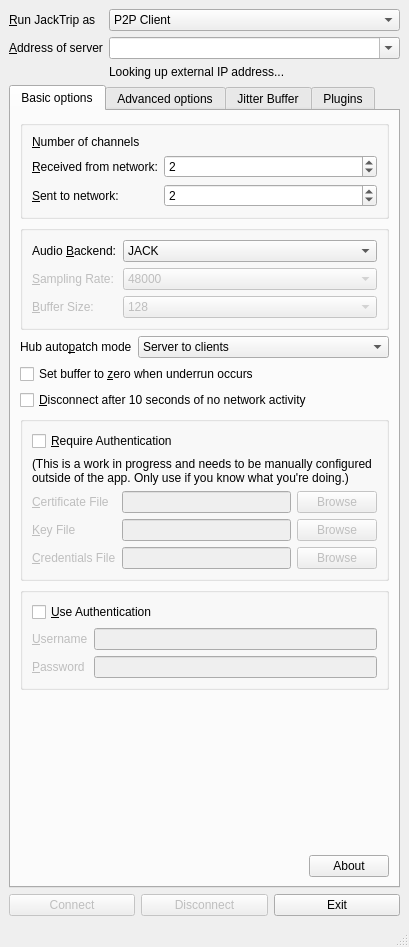
Before: the Qt Designer form src/gui/qjacktrip.ui in jacktrip/jacktrip, drawn with Qt 5.
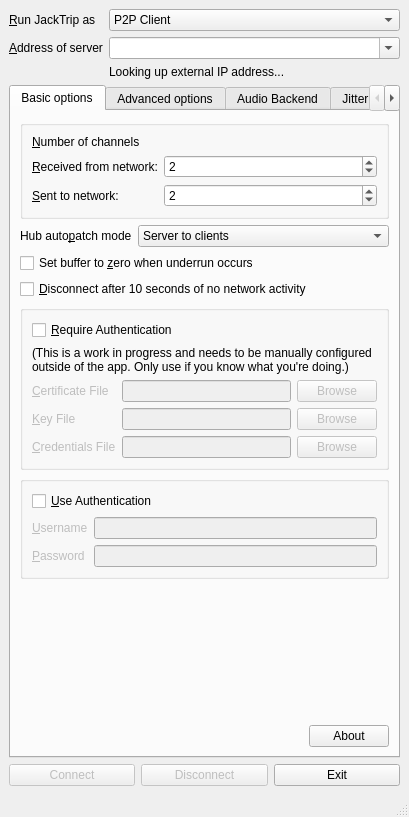
After: the same form once the commit is applied. Icons and pictures are not drawn.

Commit message: Move the audio backend settings into their own tab

```diff
--- a/src/gui/qjacktrip.ui
+++ b/src/gui/qjacktrip.ui
@@ -7,7 +7,7 @@
     <x>0</x>
     <y>0</y>
     <width>409</width>
-    <height>947</height>
+    <height>817</height>
    </rect>
   </property>
   <property name="windowTitle">
@@ -162,210 +162,6 @@
         <string>Basic options</string>
        </attribute>
        <layout class="QGridLayout" name="gridLayout_3">
-        <item row="8" column="0" colspan="3">
-         <widget class="QGroupBox" name="requireAuthGroupBox">
-          <property name="title">
-           <string/>
-          </property>
-          <layout class="QGridLayout" name="gridLayout_7">
-           <item row="3" column="2">
-            <widget class="QPushButton" name="keyBrowse">
-             <property name="enabled">
-              <bool>false</bool>
-             </property>
-             <property name="text">
-              <string>Browse</string>
-             </property>
-            </widget>
-           </item>
-           <item row="1" column="0" colspan="3">
-            <widget class="QLabel" name="authDisclaimerLabel">
-             <property name="text">
-              <string>(This is a work in progress and needs to be manually configured outside of the app. Only use if you know what you're doing.)</string>
-             </property>
-             <property name="wordWrap">
-              <bool>true</bool>
-             </property>
-            </widget>
-           </item>
-           <item row="2" column="0">
-            <widget class="QLabel" name="certLabel">
-             <property name="enabled">
-              <bool>false</bool>
-             </property>
-             <property name="text">
-              <string>&amp;Certificate File</string>
-             </property>
-             <property name="buddy">
-              <cstring>certEdit</cstring>
-             </property>
-            </widget>
-           </item>
-           <item row="3" column="0">
-            <widget class="QLabel" name="keyLabel">
-             <property name="enabled">
-              <bool>false</bool>
-             </property>
-             <property name="text">
-              <string>&amp;Key File</string>
-             </property>
-             <property name="buddy">
-              <cstring>keyEdit</cstring>
-             </property>
-            </widget>
-           </item>
-           <item row="3" column="1">
-            <widget class="QLineEdit" name="keyEdit">
-             <property name="enabled">
-              <bool>false</bool>
-             </property>
-             <property name="toolTip">
-              <string>Choose the private key that the server should use for the SSL connection.</string>
-             </property>
-            </widget>
-           </item>
-           <item row="2" column="1">
-            <widget class="QLineEdit" name="certEdit">
-             <property name="enabled">
-              <bool>false</bool>
-             </property>
-             <property name="toolTip">
-              <string>Choose the certificate file that the server should use to establish an initial SSL connection.</string>
-             </property>
-            </widget>
-           </item>
-           <item row="2" column="2">
-            <widget class="QPushButton" name="certBrowse">
-             <property name="enabled">
-              <bool>false</bool>
-             </property>
-             <property name="text">
-              <string>Browse</string>
-             </property>
-            </widget>
-           </item>
-           <item row="0" column="0" colspan="2">
-            <widget class="QCheckBox" name="requireAuthCheckBox">
-             <property name="toolTip">
-              <string>Require clients to connect with a username and password.</string>
-             </property>
-             <property name="text">
-              <string>&amp;Require Authentication</string>
-             </property>
-            </widget>
-           </item>
-           <item row="4" column="0">
-            <widget class="QLabel" name="credsLabel">
-             <property name="enabled">
-              <bool>false</bool>
-             </property>
-             <property name="text">
-              <string>&amp;Credentials File</string>
-             </property>
-             <property name="buddy">
-              <cstring>credsEdit</cstring>
-             </property>
-            </widget>
-           </item>
-           <item row="4" column="1">
-            <widget class="QLineEdit" name="credsEdit">
-             <property name="enabled">
-              <bool>false</bool>
-             </property>
-             <property name="toolTip">
-              <string>Choose the file containing the list of usernames and passwords.</string>
-             </property>
-            </widget>
-           </item>
-           <item row="4" column="2">
-            <widget class="QPushButton" name="credsBrowse">
-             <property name="enabled">
-              <bool>false</bool>
-             </property>
-             <property name="text">
-              <string>Browse</string>
-             </property>
-            </widget>
-           </item>
-          </layout>
-         </widget>
-        </item>
-        <item row="7" column="0" colspan="3">
-         <widget class="QCheckBox" name="timeoutCheckBox">
-          <property name="toolTip">
-           <string>Stop JackTrip if no network traffic has been received for 10 seconds.</string>
-          </property>
-          <property name="text">
-           <string>&amp;Disconnect after 10 seconds of no network activity</string>
-          </property>
-         </widget>
-        </item>
-        <item row="6" column="0" colspan="3">
-         <widget class="QCheckBox" name="zeroCheckBox">
-          <property name="toolTip">
-           <string>Silence the audio when there's a buffer underrun.</string>
-          </property>
-          <property name="text">
-           <string>Set buffer to &amp;zero when underrun occurs</string>
-          </property>
-         </widget>
-        </item>
-        <item row="4" column="0">
-         <widget class="QLabel" name="autoPatchLabel">
-          <property name="sizePolicy">
-           <sizepolicy hsizetype="Maximum" vsizetype="Preferred">
-            <horstretch>0</horstretch>
-            <verstretch>0</verstretch>
-           </sizepolicy>
-          </property>
-          <property name="text">
-           <string>Hub auto&amp;patch mode</string>
-          </property>
-          <property name="buddy">
-           <cstring>autoPatchComboBox</cstring>
-          </property>
-         </widget>
-        </item>
-        <item row="12" column="0" colspan="3">
-         <layout class="QHBoxLayout" name="aboutLayout">
-          <item>
-           <spacer name="aboutSpacer">
-            <property name="orientation">
-             <enum>Qt::Horizontal</enum>
-            </property>
-            <property name="sizeHint" stdset="0">
-             <size>
-              <width>40</width>
-              <height>20</height>
-             </size>
-            </property>
-           </spacer>
-          </item>
-          <item>
-           <widget class="QPushButton" name="aboutButton">
-            <property name="text">
-             <string>About</string>
-            </property>
-           </widget>
-          </item>
-         </layout>
-        </item>
-        <item row="10" column="0">
-         <spacer name="basicVerticalSpacer">
-          <property name="orientation">
-           <enum>Qt::Vertical</enum>
-          </property>
-          <property name="sizeType">
-           <enum>QSizePolicy::Expanding</enum>
-          </property>
-          <property name="sizeHint" stdset="0">
-           <size>
-            <width>20</width>
-            <height>40</height>
-           </size>
-          </property>
-         </spacer>
-        </item>
         <item row="2" column="0" colspan="3">
          <widget class="QGroupBox" name="channelGroupBox">
           <layout class="QGridLayout" name="gridLayout_9">
@@ -446,7 +242,7 @@
           </layout>
          </widget>
         </item>
-        <item row="9" column="0" colspan="3">
+        <item row="8" column="0" colspan="3">
          <widget class="QGroupBox" name="authGroupBox">
           <property name="enabled">
            <bool>true</bool>
@@ -520,7 +316,7 @@
           </layout>
          </widget>
         </item>
-        <item row="4" column="1" colspan="2">
+        <item row="3" column="1" colspan="2">
          <widget class="QComboBox" name="autoPatchComboBox">
           <property name="toolTip">
            <string>Select how you want audio to be routed by the hub server.</string>
@@ -555,185 +351,210 @@
           </item>
          </widget>
         </item>
-        <item row="3" column="0" colspan="3">
-         <widget class="QGroupBox" name="backendGroupBox">
+        <item row="11" column="0" colspan="3">
+         <layout class="QHBoxLayout" name="aboutLayout">
+          <item>
+           <spacer name="aboutSpacer">
+            <property name="orientation">
+             <enum>Qt::Horizontal</enum>
+            </property>
+            <property name="sizeHint" stdset="0">
+             <size>
+              <width>40</width>
+              <height>20</height>
+             </size>
+            </property>
+           </spacer>
+          </item>
+          <item>
+           <widget class="QPushButton" name="aboutButton">
+            <property name="text">
+             <string>About</string>
+            </property>
+           </widget>
+          </item>
+         </layout>
+        </item>
+        <item row="7" column="0" colspan="3">
+         <widget class="QGroupBox" name="requireAuthGroupBox">
           <property name="title">
            <string/>
           </property>
-          <layout class="QGridLayout" name="gridLayout_10">
-           <item row="0" column="1">
-            <widget class="QComboBox" name="backendComboBox">
-             <property name="toolTip">
-              <string>&lt;html&gt;&lt;head/&gt;&lt;body&gt;&lt;p&gt;Choose the audio backend to use. JACK is the default and is well tested, but requires the JACK audio server to be installed.&lt;/p&gt;&lt;p&gt;RtAudio is still a work in progress, but it works with your operating system's native audio drivers and requires no additional software.&lt;/p&gt;&lt;/body&gt;&lt;/html&gt;</string>
-             </property>
-             <item>
-              <property name="text">
-               <string>JACK</string>
-              </property>
-             </item>
-             <item>
-              <property name="text">
-               <string>RtAudio</string>
-              </property>
-             </item>
-            </widget>
-           </item>
-           <item row="0" column="0">
-            <widget class="QLabel" name="backendLabel">
-             <property name="sizePolicy">
-              <sizepolicy hsizetype="Maximum" vsizetype="Preferred">
-               <horstretch>0</horstretch>
-               <verstretch>0</verstretch>
-              </sizepolicy>
-             </property>
-             <property name="text">
-              <string>Audio &amp;Backend:</string>
-             </property>
-             <property name="buddy">
-              <cstring>backendComboBox</cstring>
-             </property>
-            </widget>
-           </item>
-           <item row="1" column="0">
-            <widget class="QLabel" name="sampleRateLabel">
+          <layout class="QGridLayout" name="gridLayout_7">
+           <item row="3" column="2">
+            <widget class="QPushButton" name="keyBrowse">
              <property name="enabled">
               <bool>false</bool>
              </property>
-             <property name="sizePolicy">
-              <sizepolicy hsizetype="Maximum" vsizetype="Preferred">
-               <horstretch>0</horstretch>
-               <verstretch>0</verstretch>
-              </sizepolicy>
-             </property>
              <property name="text">
-              <string>&amp;Sampling Rate:</string>
+              <string>Browse</string>
              </property>
-             <property name="buddy">
-              <cstring>sampleRateComboBox</cstring>
-             </property>
             </widget>
            </item>
-           <item row="1" column="1">
-            <widget class="QComboBox" name="sampleRateComboBox">
-             <property name="enabled">
-              <bool>false</bool>
+           <item row="1" column="0" colspan="3">
+            <widget class="QLabel" name="authDisclaimerLabel">
+             <property name="text">
+              <string>(This is a work in progress and needs to be manually configured outside of the app. Only use if you know what you're doing.)</string>
              </property>
-             <property name="toolTip">
-              <string>&lt;html&gt;&lt;head/&gt;&lt;body&gt;&lt;p&gt;Set the audio sample rate to use with the RtAudio backend. This setting should be the same on both ends of the connection.&lt;/p&gt;&lt;/body&gt;&lt;/html&gt;</string>
+             <property name="wordWrap">
+              <bool>true</bool>
              </property>
-             <property name="currentText">
-              <string>48000</string>
-             </property>
-             <property name="currentIndex">
-              <number>3</number>
-             </property>
-             <item>
-              <property name="text">
-               <string>22050</string>
-              </property>
-             </item>
-             <item>
-              <property name="text">
-               <string>32000</string>
-              </property>
-             </item>
-             <item>
-              <property name="text">
-               <string>44100</string>
-              </property>
-             </item>
-             <item>
-              <property name="text">
-               <string>48000</string>
-              </property>
-             </item>
-             <item>
-              <property name="text">
-               <string>88200</string>
-              </property>
-             </item>
-             <item>
-              <property name="text">
-               <string>96000</string>
-              </property>
-             </item>
-             <item>
-              <property name="text">
-               <string>192000</string>
-              </property>
-             </item>
-            </widget>
-           </item>
-           <item row="2" column="1">
-            <widget class="QComboBox" name="bufferSizeComboBox">
-             <property name="enabled">
-              <bool>false</bool>
-             </property>
-             <property name="toolTip">
-              <string>&lt;html&gt;&lt;head/&gt;&lt;body&gt;&lt;p&gt;Set the driver's buffer size to use with the RtAudio backend.&lt;/p&gt;&lt;/body&gt;&lt;/html&gt;</string>
-             </property>
-             <property name="currentIndex">
-              <number>3</number>
-             </property>
-             <item>
-              <property name="text">
-               <string>16</string>
-              </property>
-             </item>
-             <item>
-              <property name="text">
-               <string>32</string>
-              </property>
-             </item>
-             <item>
-              <property name="text">
-               <string>64</string>
-              </property>
-             </item>
-             <item>
-              <property name="text">
-               <string>128</string>
-              </property>
-             </item>
-             <item>
-              <property name="text">
-               <string>256</string>
-              </property>
-             </item>
-             <item>
-              <property name="text">
-               <string>512</string>
-              </property>
-             </item>
-             <item>
-              <property name="text">
-               <string>1024</string>
-              </property>
-             </item>
             </widget>
            </item>
            <item row="2" column="0">
-            <widget class="QLabel" name="bufferSizeLabel">
+            <widget class="QLabel" name="certLabel">
              <property name="enabled">
               <bool>false</bool>
              </property>
-             <property name="sizePolicy">
-              <sizepolicy hsizetype="Maximum" vsizetype="Preferred">
-               <horstretch>0</horstretch>
-               <verstretch>0</verstretch>
-              </sizepolicy>
+             <property name="text">
+              <string>&amp;Certificate File</string>
              </property>
+             <property name="buddy">
+              <cstring>certEdit</cstring>
+             </property>
+            </widget>
+           </item>
+           <item row="3" column="0">
+            <widget class="QLabel" name="keyLabel">
+             <property name="enabled">
+              <bool>false</bool>
+             </property>
              <property name="text">
-              <string>&amp;Buffer Size:</string>
+              <string>&amp;Key File</string>
              </property>
              <property name="buddy">
-              <cstring>bufferSizeComboBox</cstring>
+              <cstring>keyEdit</cstring>
+             </property>
+            </widget>
+           </item>
+           <item row="3" column="1">
+            <widget class="QLineEdit" name="keyEdit">
+             <property name="enabled">
+              <bool>false</bool>
+             </property>
+             <property name="toolTip">
+              <string>Choose the private key that the server should use for the SSL connection.</string>
+             </property>
+            </widget>
+           </item>
+           <item row="2" column="1">
+            <widget class="QLineEdit" name="certEdit">
+             <property name="enabled">
+              <bool>false</bool>
+             </property>
+             <property name="toolTip">
+              <string>Choose the certificate file that the server should use to establish an initial SSL connection.</string>
+             </property>
+            </widget>
+           </item>
+           <item row="2" column="2">
+            <widget class="QPushButton" name="certBrowse">
+             <property name="enabled">
+              <bool>false</bool>
+             </property>
+             <property name="text">
+              <string>Browse</string>
+             </property>
+            </widget>
+           </item>
+           <item row="0" column="0" colspan="2">
+            <widget class="QCheckBox" name="requireAuthCheckBox">
+             <property name="toolTip">
+              <string>Require clients to connect with a username and password.</string>
+             </property>
+             <property name="text">
+              <string>&amp;Require Authentication</string>
+             </property>
+            </widget>
+           </item>
+           <item row="4" column="0">
+            <widget class="QLabel" name="credsLabel">
+             <property name="enabled">
+              <bool>false</bool>
+             </property>
+             <property name="text">
+              <string>&amp;Credentials File</string>
+             </property>
+             <property name="buddy">
+              <cstring>credsEdit</cstring>
+             </property>
+            </widget>
+           </item>
+           <item row="4" column="1">
+            <widget class="QLineEdit" name="credsEdit">
+             <property name="enabled">
+              <bool>false</bool>
+             </property>
+             <property name="toolTip">
+              <string>Choose the file containing the list of usernames and passwords.</string>
+             </property>
+            </widget>
+           </item>
+           <item row="4" column="2">
+            <widget class="QPushButton" name="credsBrowse">
+             <property name="enabled">
+              <bool>false</bool>
+             </property>
+             <property name="text">
+              <string>Browse</string>
              </property>
             </widget>
            </item>
           </layout>
          </widget>
         </item>
+        <item row="6" column="0" colspan="3">
+         <widget class="QCheckBox" name="timeoutCheckBox">
+          <property name="toolTip">
+           <string>Stop JackTrip if no network traffic has been received for 10 seconds.</string>
+          </property>
+          <property name="text">
+           <string>&amp;Disconnect after 10 seconds of no network activity</string>
+          </property>
+         </widget>
+        </item>
+        <item row="9" column="0">
+         <spacer name="basicVerticalSpacer">
+          <property name="orientation">
+           <enum>Qt::Vertical</enum>
+          </property>
+          <property name="sizeType">
+           <enum>QSizePolicy::Expanding</enum>
+          </property>
+          <property name="sizeHint" stdset="0">
+           <size>
+            <width>20</width>
+            <height>40</height>
+           </size>
+          </property>
+         </spacer>
+        </item>
+        <item row="5" column="0" colspan="3">
+         <widget class="QCheckBox" name="zeroCheckBox">
+          <property name="toolTip">
+           <string>Silence the audio when there's a buffer underrun.</string>
+          </property>
+          <property name="text">
+           <string>Set buffer to &amp;zero when underrun occurs</string>
+          </property>
+         </widget>
+        </item>
+        <item row="3" column="0">
+         <widget class="QLabel" name="autoPatchLabel">
+          <property name="sizePolicy">
+           <sizepolicy hsizetype="Maximum" vsizetype="Preferred">
+            <horstretch>0</horstretch>
+            <verstretch>0</verstretch>
+           </sizepolicy>
+          </property>
+          <property name="text">
+           <string>Hub auto&amp;patch mode</string>
+          </property>
+          <property name="buddy">
+           <cstring>autoPatchComboBox</cstring>
+          </property>
+         </widget>
+        </item>
        </layout>
       </widget>
       <widget class="QWidget" name="advancedTab">
@@ -1127,6 +948,196 @@
         </item>
        </layout>
       </widget>
+      <widget class="QWidget" name="backendTab">
+       <attribute name="title">
+        <string>Audio Backend</string>
+       </attribute>
+       <layout class="QGridLayout" name="gridLayout_11">
+        <item row="0" column="0">
+         <widget class="QLabel" name="backendLabel">
+          <property name="sizePolicy">
+           <sizepolicy hsizetype="Maximum" vsizetype="Preferred">
+            <horstretch>0</horstretch>
+            <verstretch>0</verstretch>
+           </sizepolicy>
+          </property>
+          <property name="text">
+           <string>Audio &amp;Backend:</string>
+          </property>
+          <property name="buddy">
+           <cstring>backendComboBox</cstring>
+          </property>
+         </widget>
+        </item>
+        <item row="0" column="1">
+         <widget class="QComboBox" name="backendComboBox">
+          <property name="toolTip">
+           <string>&lt;html&gt;&lt;head/&gt;&lt;body&gt;&lt;p&gt;Choose the audio backend to use. JACK is the default and is well tested, but requires the JACK audio server to be installed.&lt;/p&gt;&lt;p&gt;RtAudio is still a work in progress, but it works with your operating system's native audio drivers and requires no additional software.&lt;/p&gt;&lt;/body&gt;&lt;/html&gt;</string>
+          </property>
+          <item>
+           <property name="text">
+            <string>JACK</string>
+           </property>
+          </item>
+          <item>
+           <property name="text">
+            <string>RtAudio</string>
+           </property>
+          </item>
+         </widget>
+        </item>
+        <item row="1" column="0">
+         <widget class="QLabel" name="sampleRateLabel">
+          <property name="enabled">
+           <bool>false</bool>
+          </property>
+          <property name="sizePolicy">
+           <sizepolicy hsizetype="Maximum" vsizetype="Preferred">
+            <horstretch>0</horstretch>
+            <verstretch>0</verstretch>
+           </sizepolicy>
+          </property>
+          <property name="text">
+           <string>&amp;Sampling Rate:</string>
+          </property>
+          <property name="buddy">
+           <cstring>sampleRateComboBox</cstring>
+          </property>
+         </widget>
+        </item>
+        <item row="1" column="1">
+         <widget class="QComboBox" name="sampleRateComboBox">
+          <property name="enabled">
+           <bool>false</bool>
+          </property>
+          <property name="toolTip">
+           <string>&lt;html&gt;&lt;head/&gt;&lt;body&gt;&lt;p&gt;Set the audio sample rate to use with the RtAudio backend. This setting should be the same on both ends of the connection.&lt;/p&gt;&lt;/body&gt;&lt;/html&gt;</string>
+          </property>
+          <property name="currentText">
+           <string>48000</string>
+          </property>
+          <property name="currentIndex">
+           <number>3</number>
+          </property>
+          <item>
+           <property name="text">
+            <string>22050</string>
+           </property>
+          </item>
+          <item>
+           <property name="text">
+            <string>32000</string>
+           </property>
+          </item>
+          <item>
+           <property name="text">
+            <string>44100</string>
+           </property>
+          </item>
+          <item>
+           <property name="text">
+            <string>48000</string>
+           </property>
+          </item>
+          <item>
+           <property name="text">
+            <string>88200</string>
+           </property>
+          </item>
+          <item>
+           <property name="text">
+            <string>96000</string>
+           </property>
+          </item>
+          <item>
+           <property name="text">
+            <string>192000</string>
+           </property>
+          </item>
+         </widget>
+        </item>
+        <item row="2" column="0">
+         <widget class="QLabel" name="bufferSizeLabel">
+          <property name="enabled">
+           <bool>false</bool>
+          </property>
+          <property name="sizePolicy">
+           <sizepolicy hsizetype="Maximum" vsizetype="Preferred">
+            <horstretch>0</horstretch>
+            <verstretch>0</verstretch>
+           </sizepolicy>
+          </property>
+          <property name="text">
+           <string>&amp;Buffer Size:</string>
+          </property>
+          <property name="buddy">
+           <cstring>bufferSizeComboBox</cstring>
+          </property>
+         </widget>
+        </item>
+        <item row="2" column="1">
+         <widget class="QComboBox" name="bufferSizeComboBox">
+          <property name="enabled">
+           <bool>false</bool>
+          </property>
+          <property name="toolTip">
+           <string>&lt;html&gt;&lt;head/&gt;&lt;body&gt;&lt;p&gt;Set the driver's buffer size to use with the RtAudio backend.&lt;/p&gt;&lt;/body&gt;&lt;/html&gt;</string>
+          </property>
+          <property name="currentIndex">
+           <number>3</number>
+          </property>
+          <item>
+           <property name="text">
+            <string>16</string>
+           </property>
+          </item>
+          <item>
+           <property name="text">
+            <string>32</string>
+           </property>
+          </item>
+          <item>
+           <property name="text">
+            <string>64</string>
+           </property>
+          </item>
+          <item>
+           <property name="text">
+            <string>128</string>
+           </property>
+          </item>
+          <item>
+           <property name="text">
+            <string>256</string>
+           </property>
+          </item>
+          <item>
+           <property name="text">
+            <string>512</string>
+           </property>
+          </item>
+          <item>
+           <property name="text">
+            <string>1024</string>
+           </property>
+          </item>
+         </widget>
+        </item>
+        <item row="3" column="1">
+         <spacer name="backendSpacer">
+          <property name="orientation">
+           <enum>Qt::Vertical</enum>
+          </property>
+          <property name="sizeHint" stdset="0">
+           <size>
+            <width>20</width>
+            <height>444</height>
+           </size>
+          </property>
+         </spacer>
+        </item>
+       </layout>
+      </widget>
       <widget class="QWidget" name="JitterTab">
        <attribute name="title">
         <string>Jitter Buffer</string>
@@ -1638,7 +1649,7 @@
      <x>0</x>
      <y>0</y>
      <width>409</width>
-     <height>22</height>
+     <height>30</height>
     </rect>
    </property>
   </widget>
```
Left out of the diff: 6 changed lines with no effect on the pictures. The commit also changes 2 other files.
